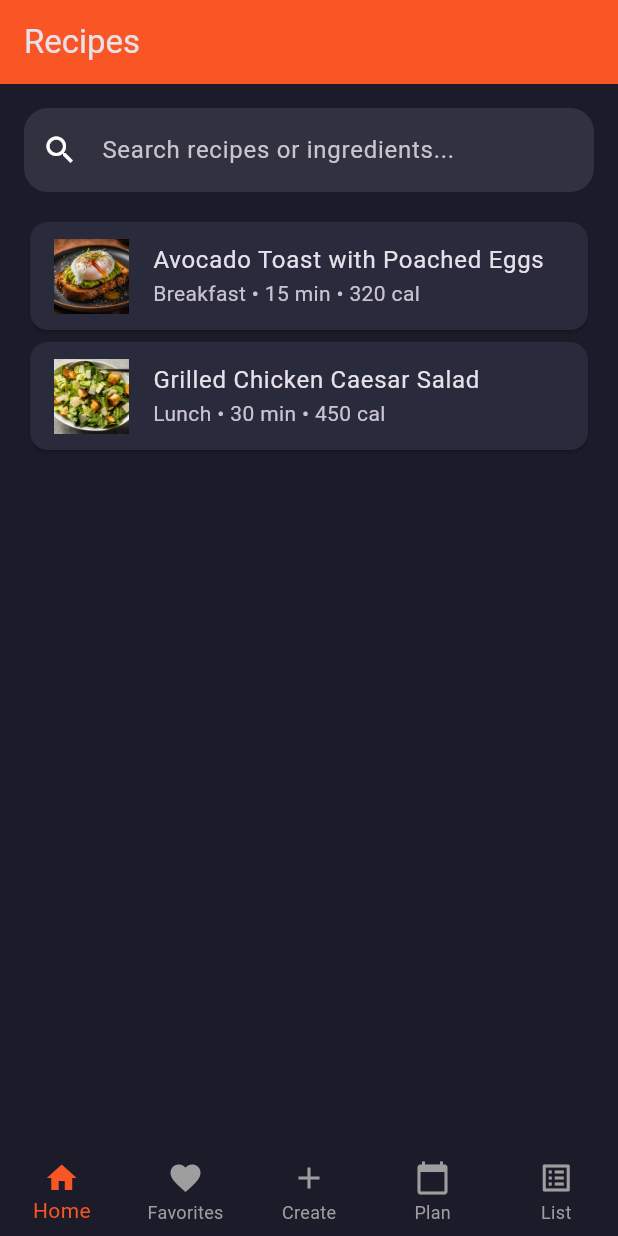
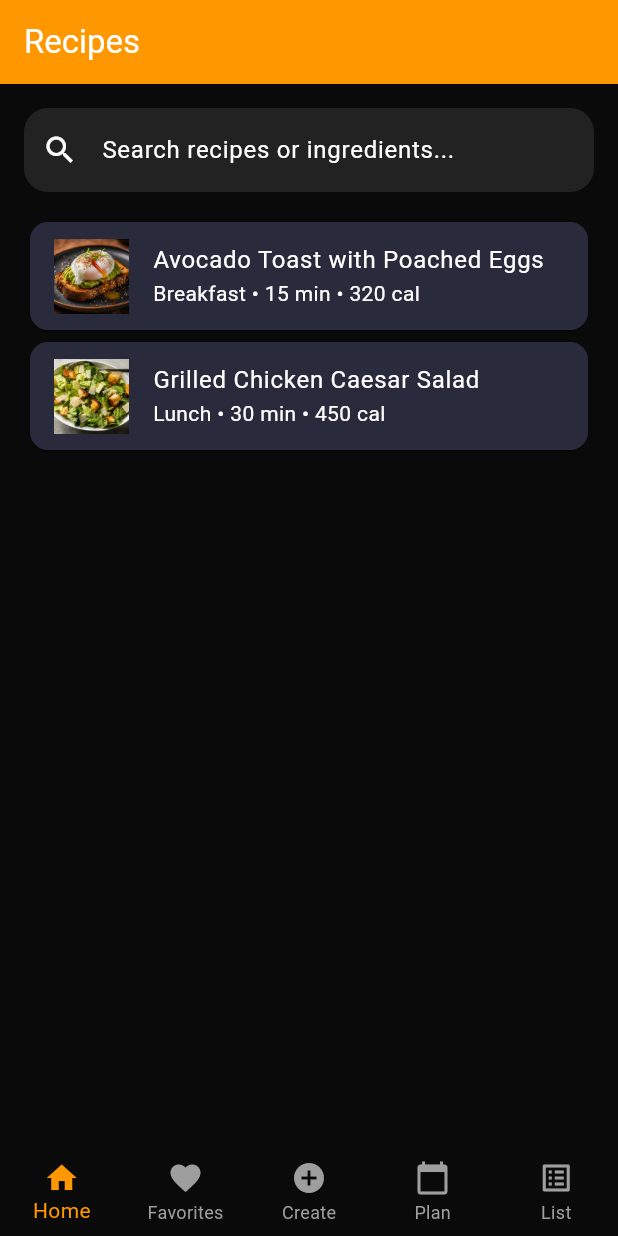
Before and after one commit to Bezawit-Ag/flutter-app, a Flutter app: the screen it shows after launch, on a phone screen of 412 x 824 dp. Run offline on Flutter 3.47's test engine with Material 3 defaults, Android fonts, the phone set to English and light mode, and no system bars.

Commit message:
update recipe list UI

```diff
--- a/assignment_app/lib/main.dart
+++ b/assignment_app/lib/main.dart
@@ -1,3 +1,4 @@
+// lib/main.dart
 import 'package:flutter/material.dart';
 import 'package:provider/provider.dart';
 import 'features/home/screens/home_screen.dart';
@@ -23,9 +24,18 @@ class RecipeApp extends StatelessWidget {
       title: 'Recipe Hub',
       debugShowCheckedModeBanner: false,
       theme: ThemeData.dark().copyWith(
-        scaffoldBackgroundColor: const Color(0xFF1B1B2A),
+        // Primary dark background color for the app's body
+        scaffoldBackgroundColor: const Color(0xFF0A0A0A),
+        // Orange color for the top header section
         appBarTheme: const AppBarTheme(
-          backgroundColor: Color(0xFFFA5524),
+          backgroundColor: Color(0xFFFF9800), // A vibrant orange
+        ),
+        // Set an accent color for selected items in BottomNavBar, etc.
+        colorScheme: ColorScheme.fromSwatch(
+          primarySwatch: Colors.deepOrange, // A swatch for overall theming
+          brightness: Brightness.dark,
+        ).copyWith(
+          secondary: const Color(0xFFFF9800), // Orange for accent elements
         ),
       ),
       home: const MainTabScreen(),
@@ -60,18 +70,20 @@ class _MainTabScreenState extends State<MainTabScreen> {
   @override
   Widget build(BuildContext context) {
     return Scaffold(
+      // The Scaffold background will be the dark color from ThemeData
       body: _screens[_selectedIndex],
       bottomNavigationBar: BottomNavigationBar(
         type: BottomNavigationBarType.fixed,
-        backgroundColor: const Color(0xFF1B1B2A),
-        selectedItemColor: const Color(0xFFFA5524),
+        // The bottom navigation bar has a slightly different dark shade
+        backgroundColor: const Color(0xFF0A0A0A),
+        selectedItemColor: const Color(0xFFFF9800), // Orange selected color
         unselectedItemColor: Colors.grey,
         currentIndex: _selectedIndex,
         onTap: _onItemTapped,
         items: const [
           BottomNavigationBarItem(icon: Icon(Icons.home), label: 'Home'),
           BottomNavigationBarItem(icon: Icon(Icons.favorite), label: 'Favorites'),
-          BottomNavigationBarItem(icon: Icon(Icons.add), label: 'Create'),
+          BottomNavigationBarItem(icon: Icon(Icons.add_circle), label: 'Create'), // Changed add to add_circle for visual
           BottomNavigationBarItem(icon: Icon(Icons.calendar_today), label: 'Plan'),
           BottomNavigationBarItem(icon: Icon(Icons.list_alt), label: 'List'),
         ],
```
